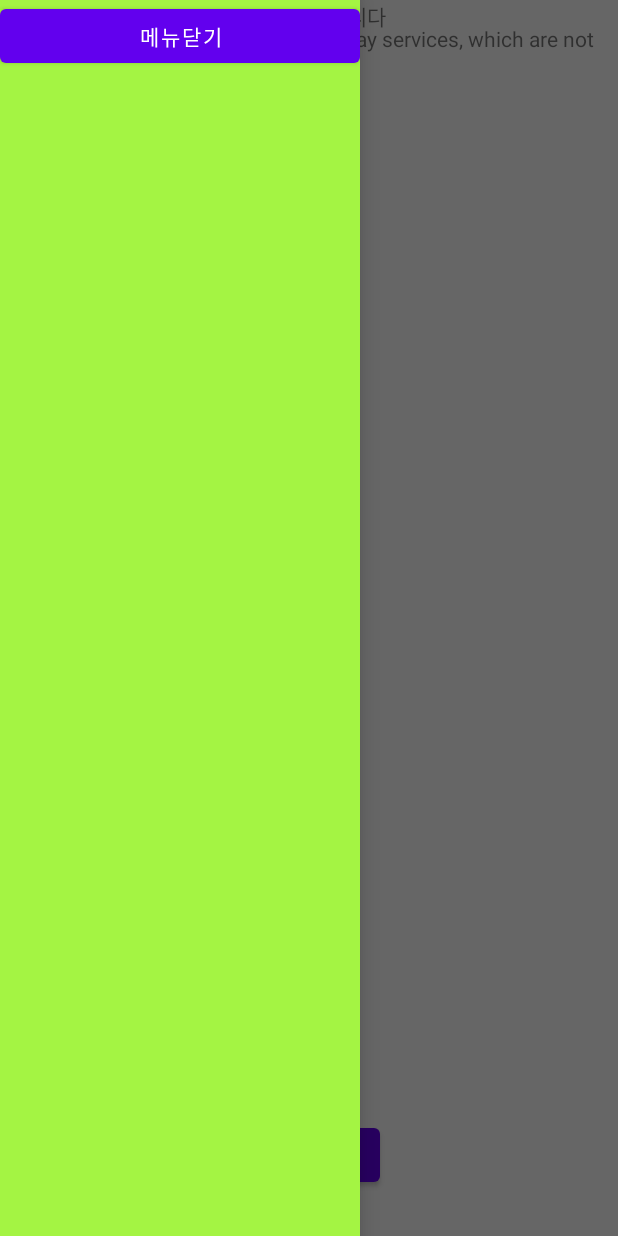
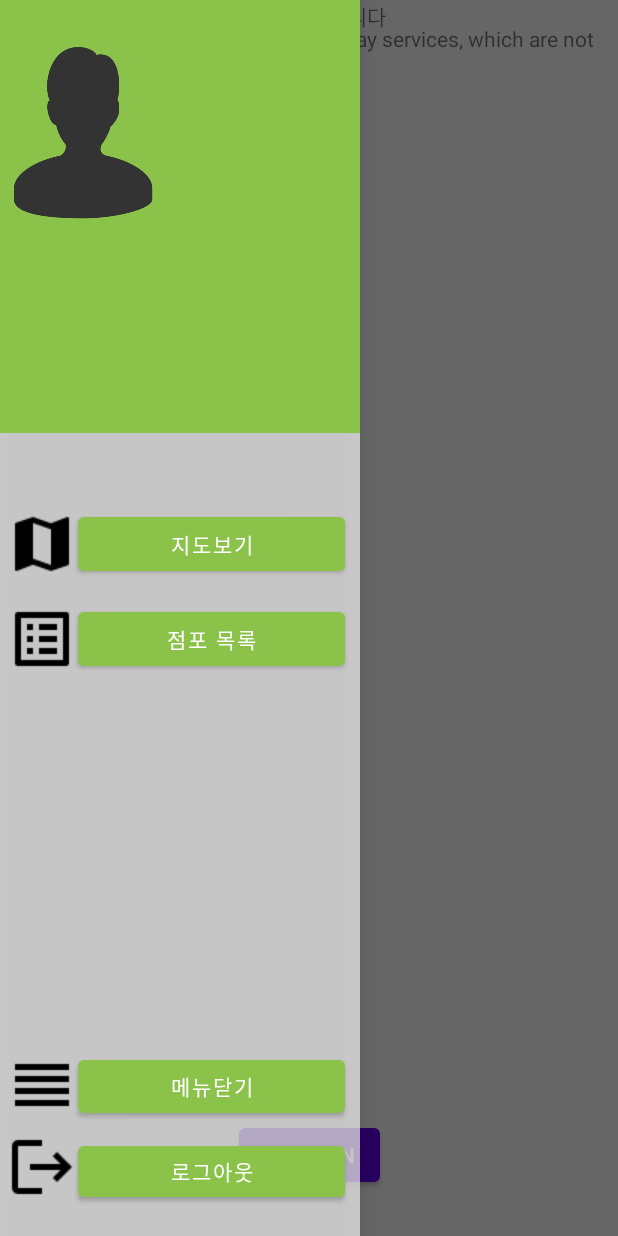
Before and after one commit to seungjin98/GpsProject, an Android app: the MainActivity screen opened directly, with no data from a screen before it, with the side drawer open, on a phone screen of 412 x 824 dp. Run offline under Robolectric (Android 15) with nearby library versions, the phone set to English and light mode, and no system bars; our stand-ins replace Firebase (no records; nobody signed in at launch, a user with empty details on screens opened directly).

Commit message:
version0.3

```diff
--- a/gpsShop/app/src/main/java/com/example/gpsshop/MainActivity.java
+++ b/gpsShop/app/src/main/java/com/example/gpsshop/MainActivity.java
@@ -30,6 +30,8 @@ import com.google.firebase.database.DataSnapshot;
 import com.google.firebase.database.DatabaseError;
 import com.google.firebase.database.FirebaseDatabase;
 import com.google.firebase.database.ValueEventListener;
+
+import org.w3c.dom.Text;
 
 import java.util.ArrayList;
 import java.util.List;
@@ -85,6 +87,9 @@ public class MainActivity extends AppCompatActivity implements OnMapReadyCallbac
         drawerLayout = (DrawerLayout)findViewById(R.id.drawer_layout);
         drawerView = (View)findViewById(R.id.drawer);
 
+        TextView loginName = (TextView)findViewById(R.id.loginName);
+        loginName.setText(member_id);
+
         Button btn_open = (Button)findViewById(R.id.btn_open);
         btn_open.setOnClickListener(new View.OnClickListener() {
             @Override
@@ -93,8 +98,8 @@ public class MainActivity extends AppCompatActivity implements OnMapReadyCallbac
             }
         });
 
-        Button btn_colse = (Button)findViewById(R.id.btn_close);
-        btn_colse.setOnClickListener(new View.OnClickListener() {
+        Button btn_close = (Button)findViewById(R.id.btn_close);
+        btn_close.setOnClickListener(new View.OnClickListener() {
             @Override
             public void onClick(View view) {
                 drawerLayout.closeDrawers();
--- a/gpsShop/app/src/main/res/layout/activity_drawer.xml
+++ b/gpsShop/app/src/main/res/layout/activity_drawer.xml
@@ -2,19 +2,144 @@
 <androidx.constraintlayout.widget.ConstraintLayout xmlns:android="http://schemas.android.com/apk/res/android"
     xmlns:app="http://schemas.android.com/apk/res-auto"
     xmlns:tools="http://schemas.android.com/tools"
+    android:id="@+id/drawer"
     android:layout_width="240dp"
     android:layout_height="match_parent"
     android:layout_gravity="start"
-    android:id="@+id/drawer"
-    android:background="#A4F443">
+    android:background="#A8FFFFFF">
+
+    <ImageView
+        android:id="@+id/imageView3"
+        android:layout_width="wrap_content"
+        android:layout_height="wrap_content"
+        android:layout_marginStart="4dp"
+        android:layout_marginLeft="4dp"
+        app:layout_constraintBottom_toTopOf="@+id/imageView4"
+        app:layout_constraintStart_toStartOf="parent"
+        app:srcCompat="@drawable/navigation2" />
+
+    <ImageView
+        android:id="@+id/imageView4"
+        android:layout_width="48dp"
+        android:layout_height="61dp"
+        android:layout_marginStart="4dp"
+        android:layout_marginLeft="4dp"
+        android:layout_marginBottom="15dp"
+        app:layout_constraintBottom_toBottomOf="parent"
+        app:layout_constraintStart_toStartOf="parent"
+        app:srcCompat="@drawable/logout2" />
 
     <Button
         android:id="@+id/btn_close"
-        android:layout_width="match_parent"
-        android:layout_height="wrap_content"
+        android:layout_width="0dp"
+        android:layout_height="47dp"
+        android:layout_marginEnd="10dp"
+        android:layout_marginRight="10dp"
+        android:layout_marginBottom="10dp"
         android:text="메뉴닫기"
+        app:backgroundTint="#8BC34A"
+        app:layout_constraintBottom_toTopOf="@+id/btn_logout"
+        app:layout_constraintEnd_toEndOf="parent"
+        app:layout_constraintHorizontal_bias="1.0"
+        app:layout_constraintStart_toEndOf="@+id/imageView3" />
+
+    <Button
+        android:id="@+id/btn_logout"
+        android:layout_width="0dp"
+        android:layout_height="46dp"
+        android:layout_marginEnd="10dp"
+        android:layout_marginRight="10dp"
+        android:layout_marginBottom="20dp"
+        android:text="로그아웃"
+        app:backgroundTint="#8BC34A"
+        app:layout_constraintBottom_toBottomOf="parent"
+        app:layout_constraintEnd_toEndOf="parent"
+        app:layout_constraintStart_toEndOf="@+id/imageView4" />
+
+    <View
+        android:id="@+id/view"
+        android:layout_width="0dp"
+        android:layout_height="0dp"
+        android:background="#8BC34A"
+        app:layout_constraintBottom_toTopOf="@+id/guideline3"
         app:layout_constraintEnd_toEndOf="parent"
         app:layout_constraintStart_toStartOf="parent"
         app:layout_constraintTop_toTopOf="parent" />
 
+    <ImageView
+        android:id="@+id/imageView5"
+        android:layout_width="115dp"
+        android:layout_height="177dp"
+        app:layout_constraintStart_toStartOf="parent"
+        app:layout_constraintTop_toTopOf="parent"
+        app:srcCompat="@drawable/membericon" />
+
+    <androidx.constraintlayout.widget.Guideline
+        android:id="@+id/guideline3"
+        android:layout_width="wrap_content"
+        android:layout_height="wrap_content"
+        android:orientation="horizontal"
+        app:layout_constraintGuide_percent="0.35" />
+
+    <TextView
+        android:id="@+id/loginName"
+        android:layout_width="wrap_content"
+        android:layout_height="wrap_content"
+        android:layout_marginStart="10dp"
+        android:layout_marginLeft="10dp"
+        android:layout_marginBottom="10dp"
+        android:text="welcome"
+        android:textSize="20dp"
+        app:layout_constraintBottom_toTopOf="@+id/guideline3"
+        app:layout_constraintStart_toStartOf="parent"
+        app:layout_constraintTop_toBottomOf="@+id/imageView5" />
+
+    <ImageView
+        android:id="@+id/imageView6"
+        android:layout_width="wrap_content"
+        android:layout_height="wrap_content"
+        android:layout_marginStart="4dp"
+        android:layout_marginLeft="4dp"
+        android:layout_marginTop="50dp"
+        app:layout_constraintStart_toStartOf="parent"
+        app:layout_constraintTop_toBottomOf="@+id/view"
+        app:srcCompat="@drawable/mapicon" />
+
+    <Button
+        android:id="@+id/button"
+        android:layout_width="0dp"
+        android:layout_height="wrap_content"
+        android:layout_marginTop="50dp"
+        android:layout_marginEnd="10dp"
+        android:layout_marginRight="10dp"
+        android:text="지도보기"
+        app:backgroundTint="#8BC34A"
+        app:layout_constraintEnd_toEndOf="parent"
+        app:layout_constraintStart_toEndOf="@+id/imageView6"
+        app:layout_constraintTop_toTopOf="@+id/guideline3" />
+
+    <ImageView
+        android:id="@+id/imageView7"
+        android:layout_width="wrap_content"
+        android:layout_height="wrap_content"
+        android:layout_marginStart="4dp"
+        android:layout_marginLeft="4dp"
+        android:layout_marginTop="15dp"
+        app:layout_constraintStart_toStartOf="parent"
+        app:layout_constraintTop_toBottomOf="@+id/imageView6"
+        app:srcCompat="@drawable/shoplist" />
+
+    <Button
+        android:id="@+id/button2"
+        android:layout_width="0dp"
+        android:layout_height="wrap_content"
+        android:layout_marginTop="15dp"
+        android:layout_marginEnd="10dp"
+        android:layout_marginRight="10dp"
+        android:text="점포 목록"
+        app:backgroundTint="#8BC34A"
+        app:layout_constraintEnd_toEndOf="parent"
+        app:layout_constraintStart_toEndOf="@+id/imageView7"
+        app:layout_constraintTop_toBottomOf="@+id/button" />
+
 </androidx.constraintlayout.widget.ConstraintLayout>
```
Also changed, not shown: gpsShop/app/src/main/res/drawable-v24/logout2.png (added), gpsShop/app/src/main/res/drawable-v24/mapicon.png (added), gpsShop/app/src/main/res/drawable-v24/membericon.png (added), gpsShop/app/src/main/res/drawable-v24/navigation2.png (added), gpsShop/app/src/main/res/drawable-v24/shoplist.png (added).
